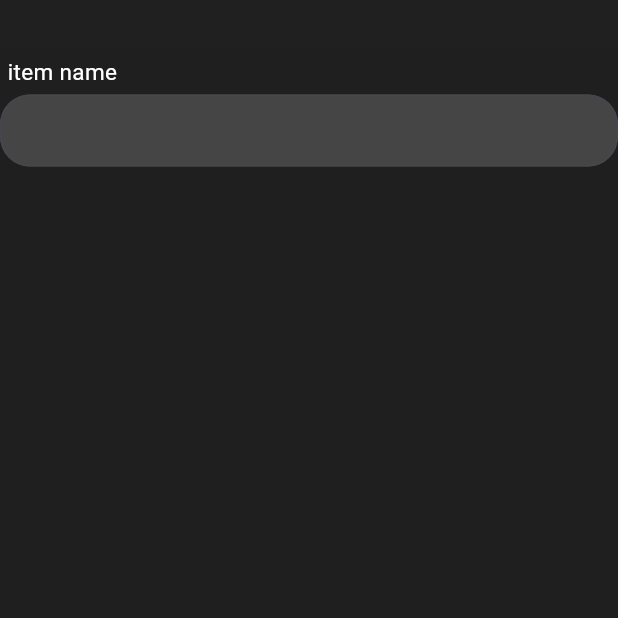
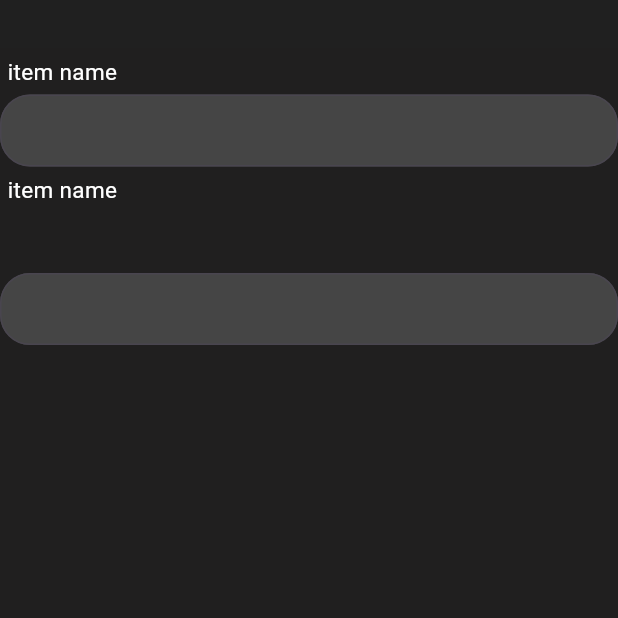
Before and after one commit to bayu123gg/inventory_management, a Flutter app: the screen it shows after launch, after a tap on the "add" icon, on a phone screen of 412 x 824 dp, the top half of it. Run offline on Flutter 3.47's test engine with Material 3 defaults, Android fonts, the phone set to English and light mode, and no system bars.

Commit message:
nambahin input item_description

```diff
--- a/lib/add.dart
+++ b/lib/add.dart
@@ -1,5 +1,4 @@
 import 'package:flutter/material.dart';
-import 'package:flutter/widgets.dart';
 
 class Page2 extends StatelessWidget {
   const Page2({super.key});
@@ -32,6 +31,7 @@ class Page2 extends StatelessWidget {
                     ),
                   ),
                 ),
+
                 // Elemen Expanded di bagian bawah
                 Expanded(
                   flex: 0,
@@ -49,6 +49,39 @@ class Page2 extends StatelessWidget {
                     ),
                   ),
                 ),
+                // Elemen-elemen lain di atas Expanded
+                Container(
+                  padding: const EdgeInsets.all(5.0),
+                  child: const Align(
+                    alignment: Alignment.centerLeft,
+                    child: Text(
+                      'item name',
+                      style: TextStyle(fontSize: 15, color: Colors.white),
+                    ),
+                  ),
+                ),
+                Padding(
+                    padding: const EdgeInsets.only(top: 40.0),
+                    child: Expanded(
+                      // child: const Text(
+                      //   'item description',
+                      //   style: TextStyle(fontSize: 15, color: Colors.white),
+                      // ),
+                      flex: 0,
+                      child: SizedBox(
+                        child: TextFormField(
+                          decoration: InputDecoration(
+                            contentPadding: const EdgeInsets.symmetric(
+                                vertical: 10, horizontal: 10),
+                            border: OutlineInputBorder(
+                              borderRadius: BorderRadius.circular(20.0),
+                            ),
+                            fillColor: const Color.fromARGB(255, 69, 69, 69),
+                            filled: true,
+                          ),
+                        ),
+                      ),
+                    ))
               ],
             )),
       ),
--- a/lib/home_page.dart
+++ b/lib/home_page.dart
@@ -1,6 +1,5 @@
 import 'package:flutter/material.dart';
 import 'package:inventory_management/add.dart';
-
 
 class HomePage extends StatelessWidget {
   const HomePage({super.key});
@@ -11,10 +10,10 @@ class HomePage extends StatelessWidget {
     return MaterialApp(
       home: Scaffold(
         appBar: AppBar(
-
           toolbarHeight: 32,
           flexibleSpace: Container(
-            margin: const EdgeInsets.only(top: 4.0), // Adjust the top margin as needed
+            margin: const EdgeInsets.only(
+                top: 4.0), // Adjust the top margin as needed
             child: Row(
               children: [
                 IconButton(
@@ -27,31 +26,22 @@ class HomePage extends StatelessWidget {
           ),
           backgroundColor: const Color.fromARGB(255, 32, 32, 32),
         ),
-
-
-        body: Column(
+        body: Stack(
           children: <Widget>[
             // Widget utama
-            const Center(
-              child: Text(
-                'Main Content',
-                style: TextStyle(fontSize: 20),
-              ),
-            ),
 
             // Widget box hitam di bagian dasar layar
             Positioned(
-              left: 0,
-              bottom: 50,
+              left: 0.0,
+              bottom: 0.0,
               right: 0,
               child: Container(
                 height: 53,
                 color: const Color.fromARGB(255, 52, 51, 51),
                 padding: const EdgeInsets.symmetric(horizontal: 16),
                 child: Row(
-
                   mainAxisAlignment: MainAxisAlignment.center,
-                  children:  [
+                  children: [
                     IconButton(
                       icon: const CircleAvatar(
                         backgroundColor: Colors.white,
@@ -59,27 +49,21 @@ class HomePage extends StatelessWidget {
                         child: Icon(
                           Icons.add,
                           color: Colors.black,
-
                         ),
-
-
                       ),
-
                       onPressed: () {
-                        Navigator.push(context,
-                          MaterialPageRoute(builder: (context) => const Page2()),
+                        Navigator.push(
+                          context,
+                          MaterialPageRoute(
+                              builder: (context) => const Page2()),
                         );
-
                       },
                     ),
-
-
                   ],
                 ),
               ),
             ),
           ],
-
         ),
       ),
     );
```
Also changed, not shown: lib/main.dart (line endings or trailing spaces), 1 other file.
